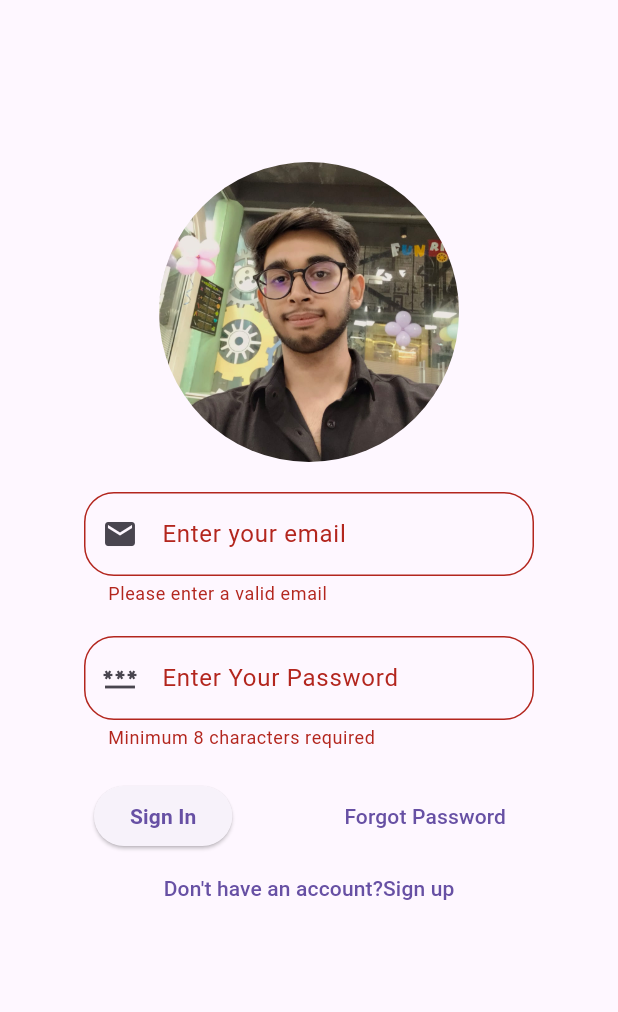
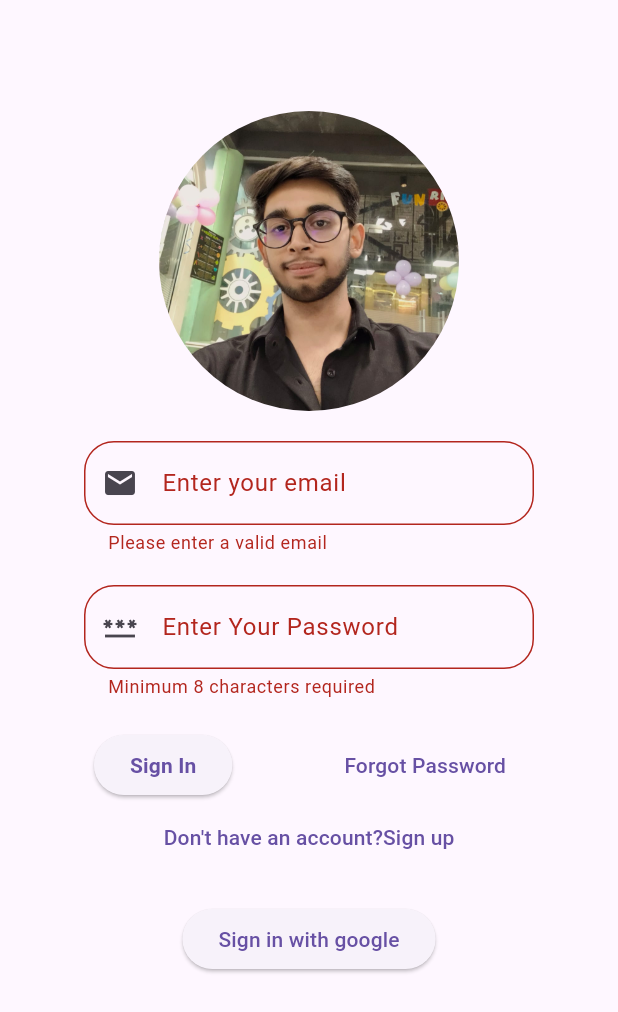
Before and after one commit to BRL-TRAINEES/auth_app, a Flutter app: the screen it shows after launch, after a tap on "Sign In", on a phone screen of 412 x 824 dp. Shown: the top 1012 px of the screen. Run offline on Flutter 3.47's test engine with Material 3 defaults, Android fonts, the phone set to English and light mode, and no system bars; our stand-ins replace cloud_firestore, firebase_auth, firebase_core, google_sign_in; accounts and stored records are empty.

Commit message:
completed the app

```diff
--- a/OneDrive/Desktop/firebase_test_app/lib/screens/signin_screen.dart
+++ b/OneDrive/Desktop/firebase_test_app/lib/screens/signin_screen.dart
@@ -3,6 +3,7 @@ import 'package:firebase_test_app/screens/home_screen.dart';
 import 'package:firebase_test_app/screens/reset_password-screen.dart';
 import 'package:firebase_test_app/screens/signup_screen.dart';
 import 'package:flutter/material.dart';
+import 'Google_screen.dart';
 
 class SigninScreen extends StatefulWidget {
   const SigninScreen({super.key});
@@ -17,14 +18,29 @@ class _SigninScreenState extends State<SigninScreen> {
 
   final GlobalKey<FormState> _formkey =GlobalKey<FormState>();
 
+
   Future<void> _Signin() async{
     if (_formkey.currentState?.validate()??false) {
+
       try{
         UserCredential userCredential = await FirebaseAuth.instance.signInWithEmailAndPassword(email: _emailController.text.trim(), password: _passwordController.text.trim(),);
 
-        Navigator.of(context).pushReplacement(
-          MaterialPageRoute(builder: (context)=>const HomeScreen()),
-        );
+        if (userCredential.user?.emailVerified ?? false) {
+            //navigate to home screen
+            Navigator.pushReplacement(
+              context,
+              MaterialPageRoute(builder: (context) => HomeScreen()),
+            );
+          } else {
+            // signout if users email not verified
+            await FirebaseAuth.instance.signOut();
+            ScaffoldMessenger.of(context).showSnackBar(
+              SnackBar(
+                  content: Text('Please verify your mail before signing in')),
+            );
+          }
+
+
       }on FirebaseAuthException catch(e) {
         String message;
         if(e.code =='user not found'){
@@ -39,6 +55,7 @@ class _SigninScreenState extends State<SigninScreen> {
         }
         ScaffoldMessenger.of(context).showSnackBar(SnackBar(content:Text(message)),);
       }
+
 
     }
   }
@@ -181,7 +198,18 @@ class _SigninScreenState extends State<SigninScreen> {
                      child: Text(
                       "Don't have an account?Sign up",
 
-                     ), )
+                     ),
+                      ),
+                     const SizedBox(height: 20.0),
+                      ElevatedButton(
+                          onPressed: () {
+                            Navigator.push(
+                              context,
+                              MaterialPageRoute(
+                                  builder: (context) => GoogleSigninScreen()),
+                            );
+                          },
+                          child: Text('Sign in with google'))
                   ],
                 ),
               ),
--- a/OneDrive/Desktop/firebase_test_app/pubspec.yaml
+++ b/OneDrive/Desktop/firebase_test_app/pubspec.yaml
@@ -51,6 +51,7 @@ dev_dependencies:
   firebase_storage: 12.3.2
   flutter_lints: ^4.0.0
   firebase_core: ^3.6.0
+  google_sign_in: ^6.2.1
 
 # For information on the generic Dart part of this file, see the
 # following page: https://dart.dev/tools/pub/pubspec
```
Also changed, not shown: OneDrive/Desktop/firebase_test_app/lib/screens/Google_screen.dart (added, +78 -0 lines), OneDrive/Desktop/firebase_test_app/lib/screens/signup_screen.dart (+20 -14 lines), OneDrive/Desktop/firebase_test_app/pubspec.lock, 1 other file.
